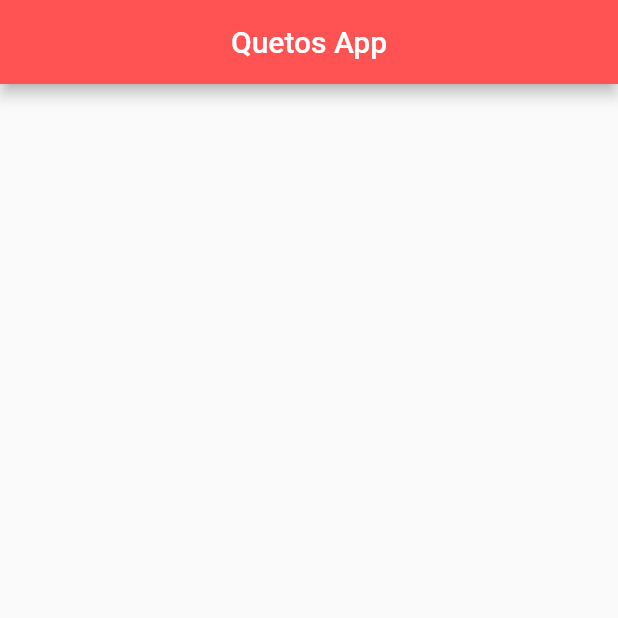
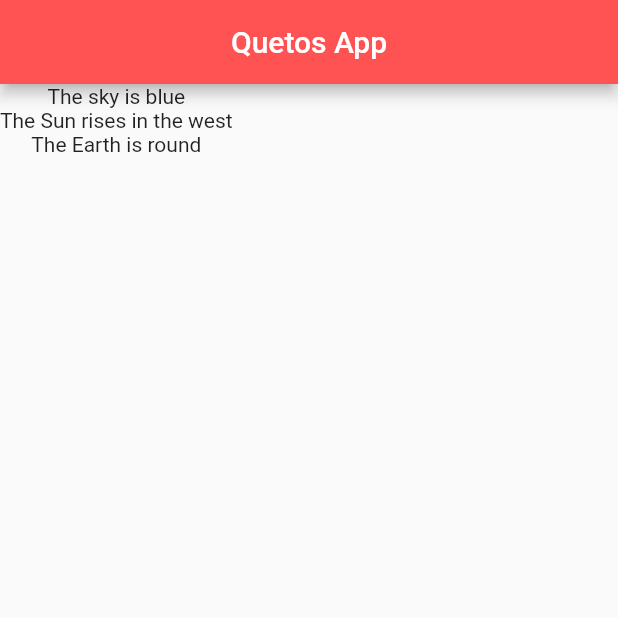
Before and after one commit to kmjaman/flutter-quotes, a Flutter app: the screen it shows after launch, on a phone screen of 412 x 824 dp, the top half of it. Run offline on Flutter 3.47's test engine with Material 2 defaults, Android fonts, the light colour scheme and no system bars.

Commit message:
added quotes

```diff
--- a/quotesapp/lib/main.dart
+++ b/quotesapp/lib/main.dart
@@ -12,6 +12,13 @@ class Quotes extends StatefulWidget {
 }
 
 class _QuotesState extends State<Quotes> {
+
+  List quotes = [
+    'The sky is blue',
+    'The Sun rises in the west',
+    'The Earth is round'
+  ];
+
   @override
   Widget build(BuildContext context) {
     return Scaffold(
@@ -20,6 +27,9 @@ class _QuotesState extends State<Quotes> {
         centerTitle: true,
         backgroundColor: Colors.redAccent,
       ),
+      body: Column(
+        children: quotes.map((e) => Text(e)).toList(),
+      ),
     );
   }
 }
```
